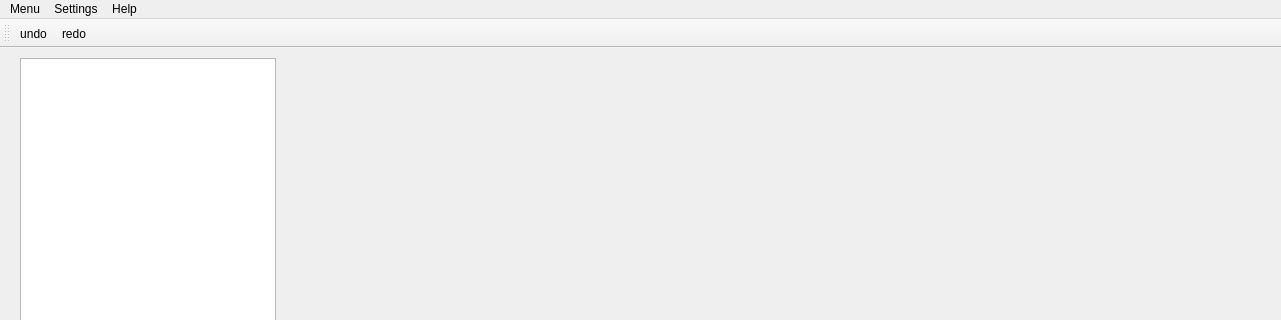
AstapovIE/LayerEditor, file mainwindow.ui: the form before one commit; both pictures show x 0 to 1281 and y 0 to 320 of the 1281 by 658 pixel window.
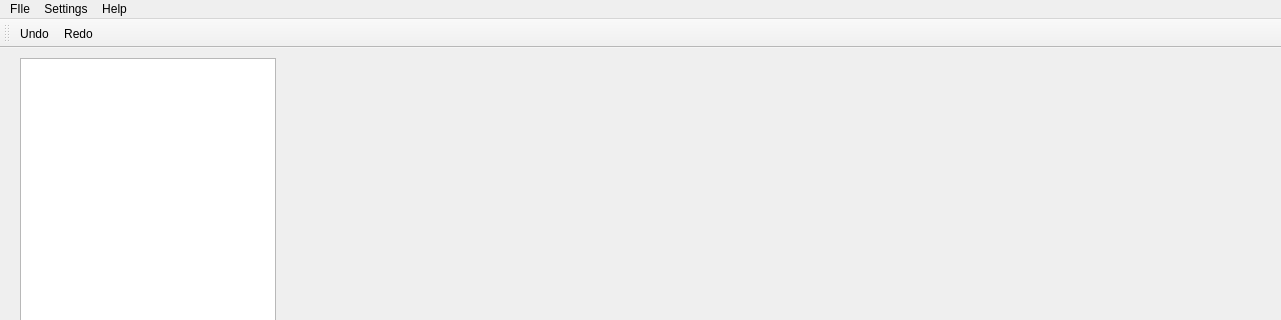
The form after the commit.

```diff
--- a/mainwindow.ui
+++ b/mainwindow.ui
@@ -24,7 +24,7 @@
      </rect>
     </property>
     <property name="frameShape">
-     <enum>QFrame::NoFrame</enum>
+     <enum>QFrame::Shape::NoFrame</enum>
     </property>
     <widget class="QListWidget" name="listOfLayers">
      <property name="geometry">
@@ -120,12 +120,12 @@
      <x>0</x>
      <y>0</y>
      <width>1281</width>
-     <height>22</height>
+     <height>21</height>
     </rect>
    </property>
    <widget class="QMenu" name="menuMenu">
     <property name="title">
-     <string>Menu</string>
+     <string>FIle</string>
     </property>
     <addaction name="actionNewFile"/>
     <addaction name="actionOpenFile"/>
@@ -158,8 +158,8 @@
    <attribute name="toolBarBreak">
     <bool>false</bool>
    </attribute>
-   <addaction name="actionundo"/>
-   <addaction name="actionredo"/>
+   <addaction name="actionUndo"/>
+   <addaction name="actionRedo"/>
   </widget>
   <action name="actionNewFile">
    <property name="enabled">
@@ -189,14 +189,14 @@
     <string>SomeSettings</string>
    </property>
   </action>
-  <action name="actionundo">
+  <action name="actionUndo">
    <property name="text">
-    <string>undo</string>
+    <string>Undo</string>
    </property>
   </action>
-  <action name="actionredo">
+  <action name="actionRedo">
    <property name="text">
-    <string>redo</string>
+    <string>Redo</string>
    </property>
   </action>
  </widget>
```
